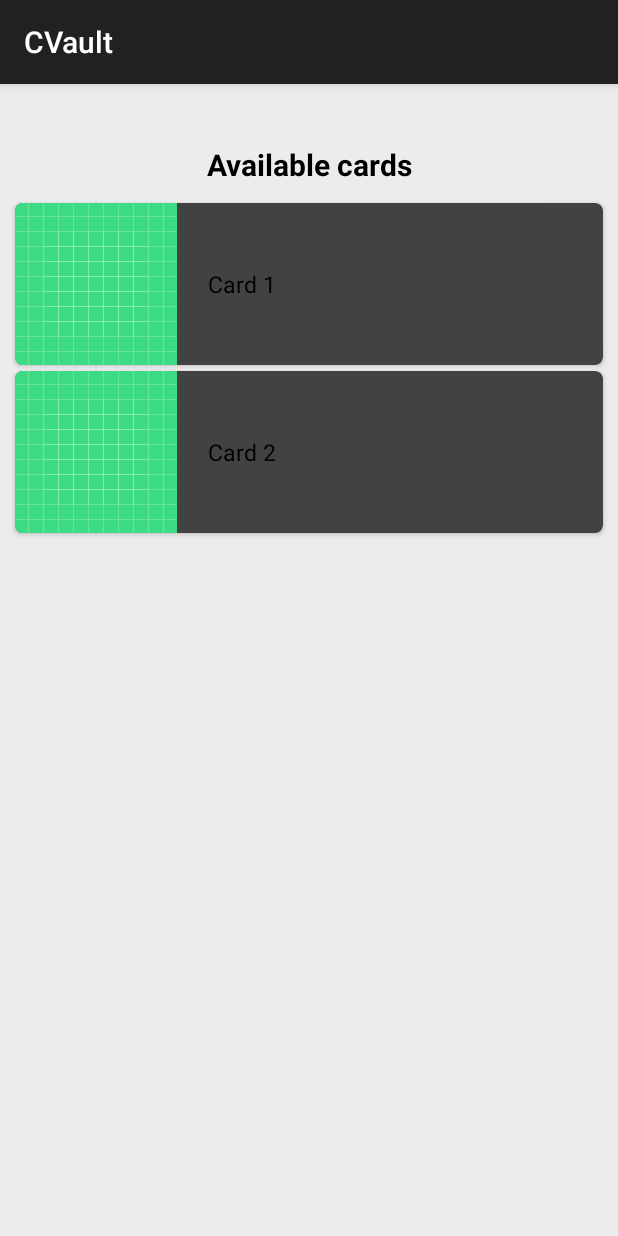
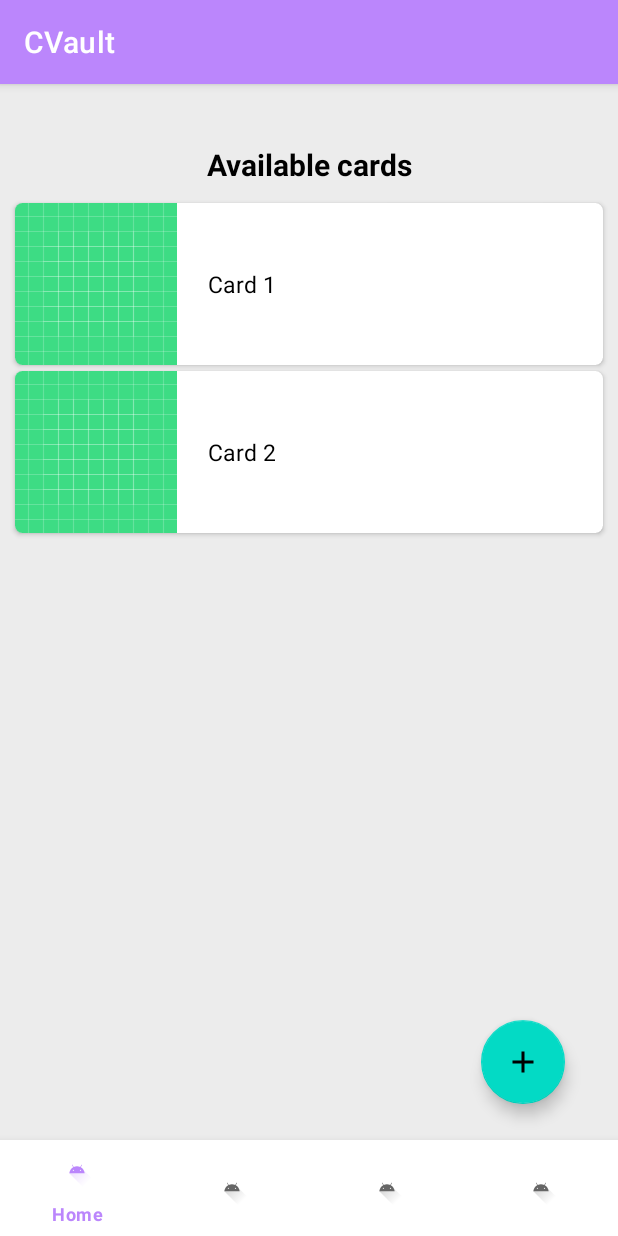
Before and after one commit to SabariramSG/CVault, an Android app: the screen it shows after launch (MainActivity), on a phone screen of 412 x 824 dp. Run offline under Robolectric (Android 15) with nearby library versions, the phone set to English and light mode, and no system bars; our stand-ins replace data binding.

```diff
--- a/app/build.gradle
+++ b/app/build.gradle
@@ -67,6 +67,9 @@ dependencies {
     debugImplementation 'androidx.compose.ui:ui-tooling'
     debugImplementation 'androidx.compose.ui:ui-test-manifest'
 
+    implementation 'androidx.appcompat:appcompat:1.3.0'
+    implementation 'com.google.android.material:material:1.4.0'
+
     implementation "androidx.navigation:navigation-fragment-ktx:$nav_version"
     implementation "androidx.navigation:navigation-ui-ktx:$nav_version"
     implementation "androidx.recyclerview:recyclerview:$recyclerview_version"
--- a/app/src/main/java/com/example/cvault/HomeFragment.kt
+++ b/app/src/main/java/com/example/cvault/HomeFragment.kt
@@ -5,7 +5,6 @@ import androidx.fragment.app.Fragment
 import android.view.LayoutInflater
 import android.view.View
 import android.view.ViewGroup
-import androidx.compose.material3.Card
 import androidx.navigation.fragment.findNavController
 import androidx.recyclerview.widget.LinearLayoutManager
 import com.example.cvault.databinding.FragmentHomeBinding
--- a/app/src/main/java/com/example/cvault/MainActivity.kt
+++ b/app/src/main/java/com/example/cvault/MainActivity.kt
@@ -1,8 +1,15 @@
 package com.example.cvault
 
+import android.R
+import android.content.Context
+import android.content.Intent
 import android.os.Bundle
+import android.util.AttributeSet
+import android.view.View
 import androidx.appcompat.app.AppCompatActivity
 import com.example.cvault.databinding.ActivityMainBinding
+import com.google.android.material.navigation.NavigationBarItemView
+
 
 class MainActivity : AppCompatActivity() {
 
@@ -11,5 +18,16 @@ class MainActivity : AppCompatActivity() {
         super.onCreate(savedInstanceState)
         binding = ActivityMainBinding.inflate(layoutInflater)
         setContentView(binding.root)
+        binding.floatingActionBtn.setOnClickListener {
+            launchCreateActivity()
+        }
+    }
+
+    private fun launchCreateActivity() {
+        startActivity(Intent(this@MainActivity,CreateCardActivity::class.java))
+    }
+
+    override fun onCreateView(name: String, context: Context, attrs: AttributeSet): View? {
+        return super.onCreateView(name, context, attrs)
     }
 }
--- /dev/null
+++ b/app/src/main/res/drawable/add.xml
@@ -0,0 +1,5 @@
+<vector android:height="24dp" android:tint="#000000"
+    android:viewportHeight="24" android:viewportWidth="24"
+    android:width="24dp" xmlns:android="http://schemas.android.com/apk/res/android">
+    <path android:fillColor="@android:color/white" android:pathData="M19,13h-6v6h-2v-6H5v-2h6V5h2v6h6v2z"/>
+</vector>
--- a/app/src/main/res/layout/activity_main.xml
+++ b/app/src/main/res/layout/activity_main.xml
@@ -14,5 +14,25 @@
             android:layout_height="match_parent"
             app:defaultNavHost="true"
             app:navGraph="@navigation/nav_graph" />
+
+        <com.google.android.material.bottomnavigation.BottomNavigationView
+            android:layout_width="match_parent"
+            android:layout_height="64dp"
+            android:id="@+id/bottomNav"
+            app:menu="@menu/bottom_nav_menu"
+            app:layout_constraintStart_toStartOf="parent"
+            app:layout_constraintEnd_toEndOf="parent"
+            app:layout_constraintBottom_toBottomOf="parent"/>
+
+        <com.google.android.material.floatingactionbutton.FloatingActionButton
+            android:id="@+id/floatingActionBtn"
+            android:layout_width="wrap_content"
+            android:layout_height="wrap_content"
+            android:layout_marginBottom="88dp"
+            app:layout_constraintBottom_toBottomOf="parent"
+            app:layout_constraintEnd_toEndOf="parent"
+            app:layout_constraintHorizontal_bias="0.9"
+            android:src="@drawable/add"
+            app:layout_constraintStart_toStartOf="parent" />
     </androidx.constraintlayout.widget.ConstraintLayout>
 </layout>
--- /dev/null
+++ b/app/src/main/res/menu/bottom_nav_menu.xml
@@ -0,0 +1,19 @@
+<?xml version="1.0" encoding="utf-8"?>
+<menu xmlns:android="http://schemas.android.com/apk/res/android">
+    <item
+        android:id="@+id/home"
+        android:icon="@drawable/ic_launcher_foreground"
+        android:title="Home" />
+    <item
+        android:id="@+id/scan"
+        android:icon="@drawable/ic_launcher_foreground"
+        android:title="Scan" />
+    <item
+        android:id="@+id/create"
+        android:icon="@drawable/ic_launcher_foreground"
+        android:title="Create" />
+    <item
+        android:id="@+id/settings"
+        android:icon="@drawable/ic_launcher_foreground"
+        android:title="Settings" />
+</menu>
--- /dev/null
+++ b/app/src/main/res/values/styles.xml
@@ -0,0 +1,3 @@
+<?xml version="1.0" encoding="utf-8"?>
+<resources>
+</resources>
--- a/app/src/main/res/values/themes.xml
+++ b/app/src/main/res/values/themes.xml
@@ -1,5 +1,17 @@
 <?xml version="1.0" encoding="utf-8"?>
-<resources>
+<resources xmlns:tools="http://schemas.android.com/tools">
 
-    <style name="Theme.CVault" parent="android:Theme.Material.Light.NoActionBar" />
+    <style name="Theme.CVault" parent="Theme.MaterialComponents.Light.DarkActionBar">
+        <!-- Primary brand color. -->
+        <item name="colorPrimary">@color/purple_200</item>
+        <item name="colorPrimaryVariant">@color/purple_700</item>
+        <item name="colorOnPrimary">@color/black</item>
+        <!-- Secondary brand color. -->
+        <item name="colorSecondary">@color/teal_200</item>
+        <item name="colorSecondaryVariant">@color/teal_200</item>
+        <item name="colorOnSecondary">@color/black</item>
+        <!-- Status bar color. -->
+        <item name="android:statusBarColor" >?attr/colorPrimaryVariant</item>
+        <!-- Customize your theme here. -->
+    </style>
 </resources>
--- /dev/null
+++ b/app/src/main/res/xml/file_paths.xml
@@ -0,0 +1,3 @@
+<paths>
+    <external-path name="external_files" path="." />
+</paths>
```
Also changed, not shown: app/src/main/AndroidManifest.xml (+32 -1 lines), app/src/main/java/com/example/cvault/CreateCardActivity.kt (added, +85 -0 lines), app/src/main/res/layout/activity_create_card.xml (added, +39 -0 lines).
